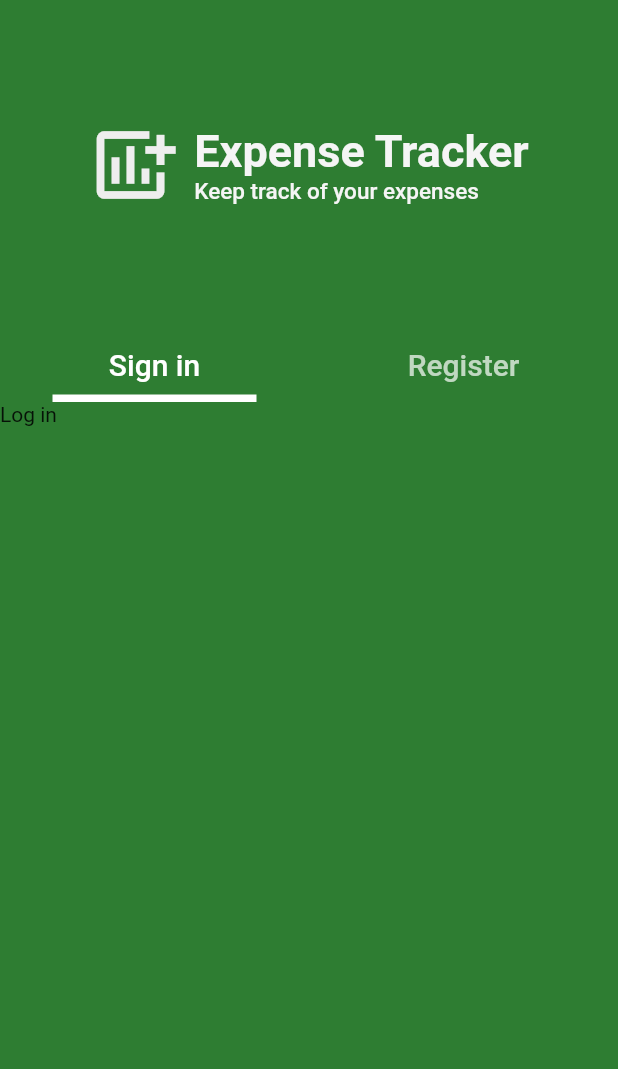
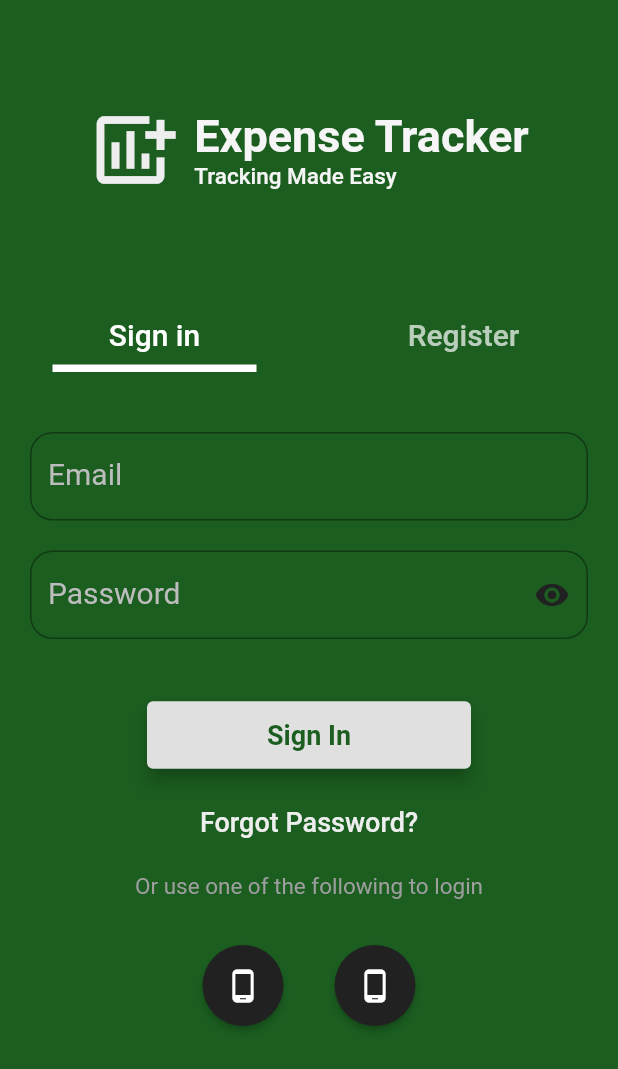
Before and after one commit to CodeSwallow/expenses_tracker, a Flutter app: the screen it shows after launch, on a phone screen of 412 x 824 dp. Shown: the top 1069 px of the screen. Run offline on Flutter 3.47's test engine with Material 2 defaults, Android fonts, the phone set to English and light mode, and no system bars.

Commit message:
Finished design for sign in form and register form

```diff
--- a/lib/main.dart
+++ b/lib/main.dart
@@ -1,3 +1,4 @@
+import 'package:expenses_tracker/pages/home_page.dart';
 import 'package:expenses_tracker/pages/sign_in_page.dart';
 import 'package:flutter/material.dart';
 
@@ -11,13 +12,14 @@ class MyApp extends StatelessWidget {
   @override
   Widget build(BuildContext context) {
     return MaterialApp(
-      title: 'Flutter Demo',
+      title: 'Expenses Tracker',
       theme: ThemeData(
         primarySwatch: Colors.blue,
       ),
-      initialRoute: '/',
+      initialRoute: SignInPage.routeName,
       routes: {
-        '/': (context) => const SignInPage(),
+        SignInPage.routeName: (context) => const SignInPage(),
+        HomePage.routeName: (context) => const HomePage(),
       },
     );
   }
--- a/lib/pages/sign_in_page.dart
+++ b/lib/pages/sign_in_page.dart
@@ -1,21 +1,26 @@
+import 'package:expenses_tracker/widgets/signin/register_form.dart';
+import 'package:expenses_tracker/widgets/signin/sign_in_form.dart';
 import 'package:flutter/material.dart';
 
 class SignInPage extends StatelessWidget {
   const SignInPage({Key? key}) : super(key: key);
+  static const routeName = '/';
 
   @override
   Widget build(BuildContext context) {
     return Scaffold(
-      backgroundColor: Colors.green.shade800,
+      resizeToAvoidBottomInset: false,
+      backgroundColor: Colors.green.shade900,
       body: DefaultTabController(
         length: 2,
+
         child: SafeArea(
           child: Column(
             mainAxisAlignment: MainAxisAlignment.center,
             children: [
               Center(
                 child: Container(
-                  margin: const EdgeInsets.symmetric(vertical: 80),
+                  margin: const EdgeInsets.symmetric(vertical: 70),
                   child: Row(
                     mainAxisAlignment: MainAxisAlignment.center,
                     children: [
@@ -39,7 +44,7 @@ class SignInPage extends StatelessWidget {
                             ),
                           ),
                           Text(
-                            'Keep track of your expenses',
+                            'Tracking Made Easy',
                             style: TextStyle(
                               fontSize: 15,
                               fontWeight: FontWeight.w500,
@@ -69,8 +74,8 @@ class SignInPage extends StatelessWidget {
               const Expanded(
                 child: TabBarView(
                   children: [
-                    Text('Log in'),
-                    Text('Register'),
+                    Center(child: SignInForm()),
+                    Center(child: RegisterForm()),
                   ],
                 ),
               ),
--- /dev/null
+++ b/lib/widgets/signin/email_field.dart
@@ -0,0 +1,19 @@
+import 'package:flutter/material.dart';
+
+class EmailField extends StatelessWidget {
+  const EmailField({Key? key}) : super(key: key);
+
+  @override
+  Widget build(BuildContext context) {
+    return TextFormField(
+      style: TextStyle(color: Colors.grey.shade300),
+      decoration: InputDecoration(
+        labelText: 'Email',
+        labelStyle: TextStyle(color: Colors.grey.shade400, fontSize: 20),
+        border: OutlineInputBorder(
+          borderRadius: BorderRadius.circular(15),
+        ),
+      ),
+    );
+  }
+}
--- /dev/null
+++ b/lib/widgets/signin/password_field.dart
@@ -0,0 +1,42 @@
+import 'package:flutter/material.dart';
+
+class PasswordField extends StatefulWidget {
+  const PasswordField({Key? key}) : super(key: key);
+
+  @override
+  State<PasswordField> createState() => _PasswordFieldState();
+}
+
+class _PasswordFieldState extends State<PasswordField> {
+  bool _passwordHidden = true;
+
+  @override
+  Widget build(BuildContext context) {
+    return TextFormField(
+      obscureText: _passwordHidden,
+      obscuringCharacter: "*",
+      autocorrect: false,
+      enableSuggestions: false,
+      style: TextStyle(color: Colors.grey.shade300),
+      decoration: InputDecoration(
+        labelText: 'Password',
+        labelStyle: TextStyle(color: Colors.grey.shade400, fontSize: 20),
+        border: OutlineInputBorder(
+          borderSide: const BorderSide(color: Colors.white),
+          borderRadius: BorderRadius.circular(15),
+        ),
+        suffixIcon: IconButton(
+            icon: Icon(
+              Icons.remove_red_eye,
+              color:
+                  _passwordHidden ? Colors.grey.shade900 : Colors.grey.shade300,
+            ),
+            onPressed: () {
+              setState(() {
+                _passwordHidden = !_passwordHidden;
+              });
+            }),
+      ),
+    );
+  }
+}
--- /dev/null
+++ b/lib/widgets/signin/sign_in_form.dart
@@ -0,0 +1,95 @@
+import 'package:expenses_tracker/widgets/signin/email_field.dart';
+import 'package:expenses_tracker/widgets/signin/password_field.dart';
+import 'package:flutter/material.dart';
+
+class SignInForm extends StatefulWidget {
+  const SignInForm({Key? key}) : super(key: key);
+
+  @override
+  State<SignInForm> createState() => _SignInFormState();
+}
+
+class _SignInFormState extends State<SignInForm> {
+  final _formKey = GlobalKey<FormState>();
+
+  @override
+  Widget build(BuildContext context) {
+    return Form(
+      key: _formKey,
+      child: Column(
+        children: [
+          Container(
+            margin:
+                const EdgeInsets.only(left: 20, right: 20, top: 40, bottom: 10),
+            child: const EmailField(),
+          ),
+          Container(
+            margin:
+                const EdgeInsets.only(left: 20, right: 20, top: 10, bottom: 40),
+            child: const PasswordField(),
+          ),
+          ElevatedButton(
+            onPressed: () {},
+            child: Text(
+              'Sign In',
+              style: TextStyle(
+                color: Colors.green.shade900,
+                fontWeight: FontWeight.w700,
+                fontSize: 18,
+              ),
+            ),
+            style: ElevatedButton.styleFrom(
+              primary: Colors.grey.shade300,
+              elevation: 5,
+              padding: const EdgeInsets.symmetric(horizontal: 80, vertical: 12),
+            ),
+          ),
+          Container(
+            margin: const EdgeInsets.symmetric(vertical: 10),
+            child: TextButton(
+              child: Text(
+                'Forgot Password?',
+                style: TextStyle(fontSize: 18, color: Colors.grey.shade200),
+              ),
+              onPressed: () {},
+            ),
+          ),
+          Text(
+            'Or use one of the following to login',
+            style: TextStyle(fontSize: 15, color: Colors.grey.shade500),
+          ),
+          Container(
+            margin: const EdgeInsets.only(top: 30, left: 30, right: 30),
+            child: Row(
+              mainAxisAlignment: MainAxisAlignment.center,
+              children: [
+                RawMaterialButton(
+                  onPressed: () {},
+                  elevation: 2,
+                  fillColor: Colors.grey.shade900,
+                  padding: const EdgeInsets.all(15),
+                  shape: const CircleBorder(),
+                  child: const Icon(
+                    Icons.phone_android,
+                    color: Colors.white,
+                  ),
+                ),
+                RawMaterialButton(
+                  onPressed: () {},
+                  elevation: 2,
+                  fillColor: Colors.grey.shade900,
+                  padding: const EdgeInsets.all(15),
+                  shape: const CircleBorder(),
+                  child: const Icon(
+                    Icons.phone_android,
+                    color: Colors.white,
+                  ),
+                ),
+              ],
+            ),
+          ),
+        ],
+      ),
+    );
+  }
+}
```
Also changed, not shown: lib/pages/home_page.dart (+14 -0 lines), lib/widgets/signin/register_form.dart (added, +97 -0 lines).
